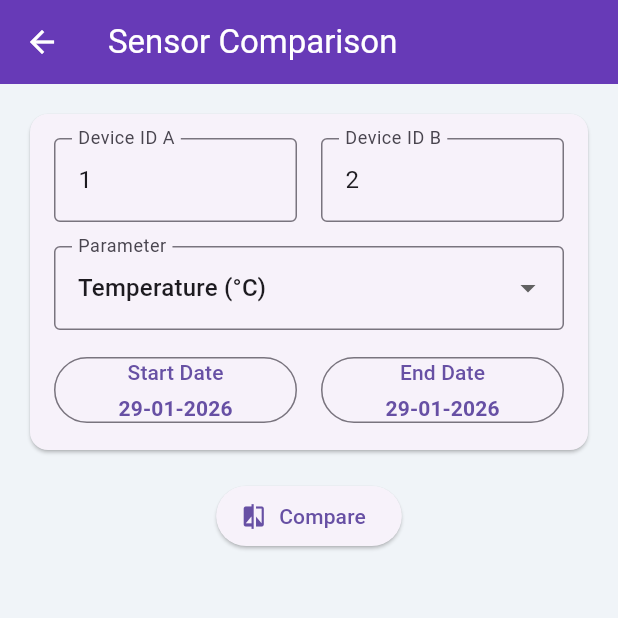
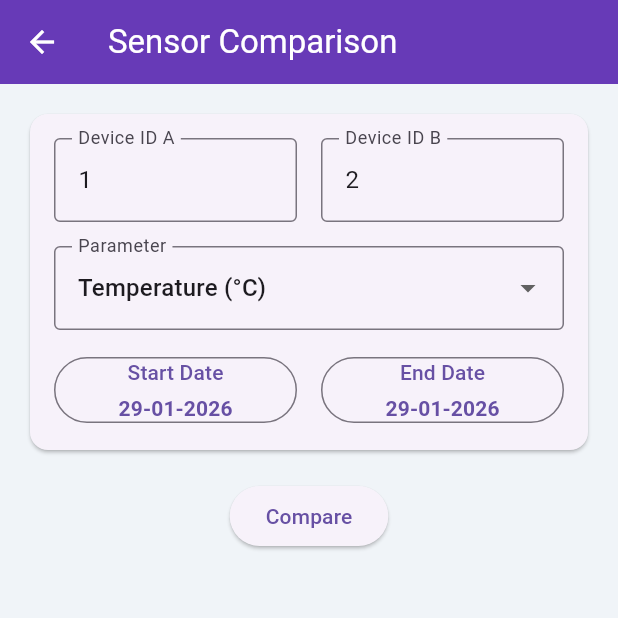
Before and after one commit to sksuman14/Parameters_Correlation, a Flutter app: the screen it shows after launch, after a tap on "Compare Sensors", on a phone screen of 412 x 824 dp, the top half of it. Run offline on Flutter 3.47's test engine with Material 3 defaults, Android fonts, the phone set to English and light mode, and no system bars; our stand-ins replace fl_chart; network calls fail.

```diff
--- a/lib/SensorComparisonPage.dart
+++ b/lib/SensorComparisonPage.dart
@@ -119,6 +119,8 @@ class _SensorComparisonPageState extends State<SensorComparisonPage> {
 
   List<WeatherData> dataA = [];
   List<WeatherData> dataB = [];
+  int? deviceAId;
+  int? deviceBId;
 
   bool loading = false;
   String? error;
@@ -152,6 +154,8 @@ class _SensorComparisonPageState extends State<SensorComparisonPage> {
     }
 
     setState(() {
+      deviceAId = deviceA;
+      deviceBId = deviceB;
       loading = true;
       error = null;
     });
@@ -211,7 +215,6 @@ class _SensorComparisonPageState extends State<SensorComparisonPage> {
             _buildInputs(),
             const SizedBox(height: 16),
             ElevatedButton.icon(
-              icon: const Icon(Icons.compare),
               label: const Text('Compare'),
               onPressed: loading ? null : fetchComparisonData,
             ),
@@ -417,7 +420,7 @@ class _SensorComparisonPageState extends State<SensorComparisonPage> {
 
                 if (spot.barIndex == 0) {
                   return LineTooltipItem(
-                    '$timestamp\nSensor A: ${valueA.toStringAsFixed(1)}',
+                    '$timestamp\nDevice ${deviceAId ?? "A"}: ${valueA.toStringAsFixed(1)}',
                     const TextStyle(
                       color: Colors.blue,
                       fontWeight: FontWeight.bold,
@@ -426,7 +429,7 @@ class _SensorComparisonPageState extends State<SensorComparisonPage> {
                   );
                 } else {
                   return LineTooltipItem(
-                    '$timestamp\nSensor B: ${valueB.toStringAsFixed(1)}',
+                    '$timestamp\nDevice ${deviceBId ?? "B"}: ${valueB.toStringAsFixed(1)}',
                     const TextStyle(
                       color: Colors.orange,
                       fontWeight: FontWeight.bold,
--- a/lib/main.dart
+++ b/lib/main.dart
@@ -182,7 +182,7 @@ class _RainfallDashboardState extends State<RainfallDashboard> {
                     child: CircularProgressIndicator(),
                   ),
                 ),
-
+              const SizedBox(height: 20),
               // Charts
               if (weatherData.isNotEmpty && !isLoading) ...[
                 _buildChart(
```
Also changed, not shown: 7 other files.
